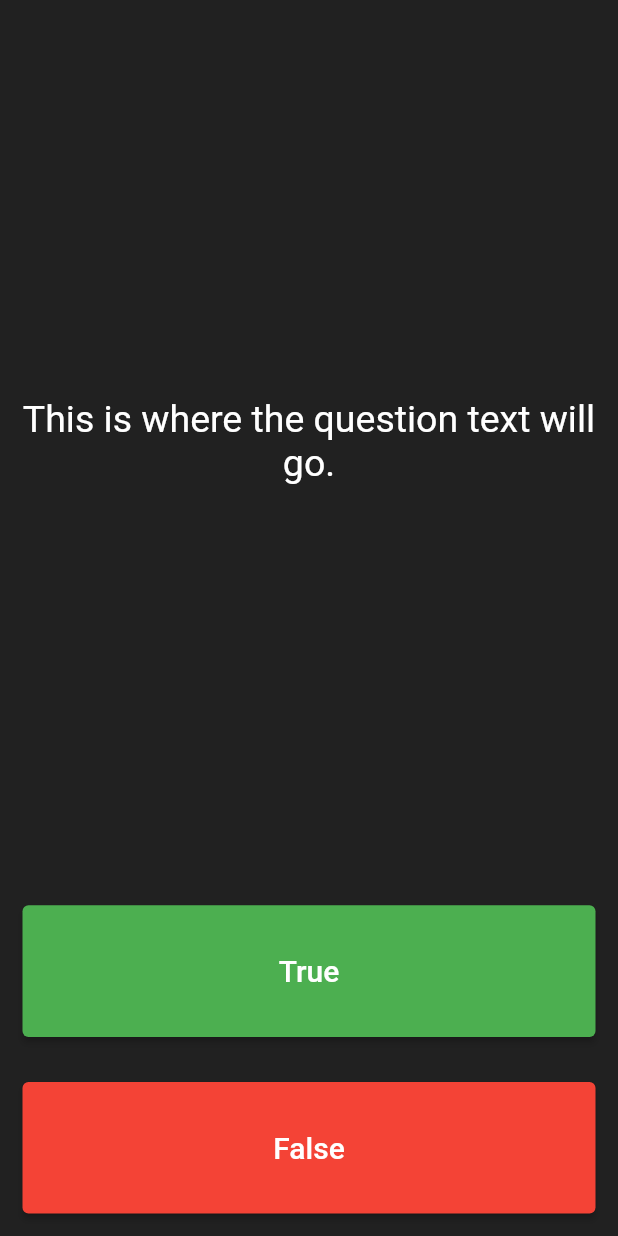
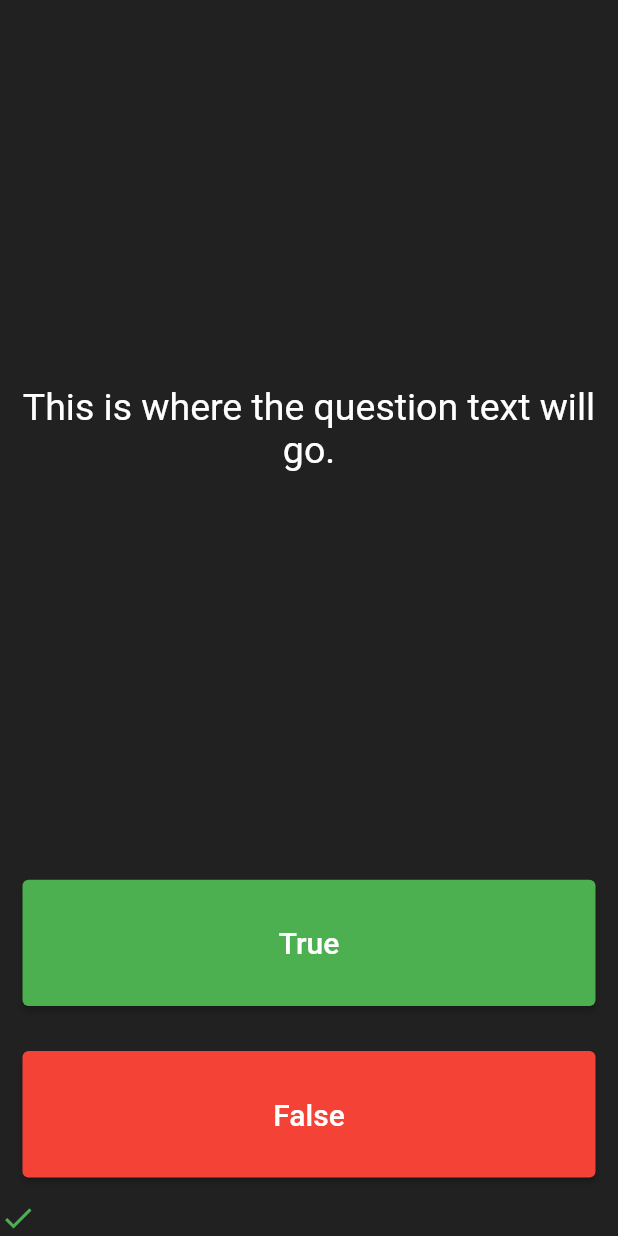
Before and after one commit to narmuni123/quiz_app_quizzler, a Flutter app: the screen it shows after launch, after a tap on "True", on a phone screen of 412 x 824 dp. Run offline on Flutter 3.47's test engine with Material 2 defaults, Android fonts, the phone set to English and light mode, and no system bars.

Commit message:
added list of widgets

```diff
--- a/lib/screens/quiz_screen.dart
+++ b/lib/screens/quiz_screen.dart
@@ -8,6 +8,9 @@ class QuizScreen extends StatefulWidget {
 }
 
 class _QuizScreenState extends State<QuizScreen> {
+
+  List<Widget> scoreKeeper = [];
+
   @override
   Widget build(BuildContext context) {
     return Scaffold(
@@ -17,67 +20,64 @@ class _QuizScreenState extends State<QuizScreen> {
           mainAxisAlignment: MainAxisAlignment.spaceBetween,
           crossAxisAlignment: CrossAxisAlignment.stretch,
           children: <Widget>[
-            const Expanded(
+            questionTile(question: "This is where the question text will go."),
+            buttonWidget(buttonColor: Colors.green, buttonText: "True", callback: (){
+              setState(() {
+                scoreKeeper.add(const Icon(Icons.check, color: Colors.green,));
+              });
+            }),
+            buttonWidget(buttonColor: Colors.red, buttonText: "False", callback: (){
+              setState(() {
+                scoreKeeper.add(const Icon(Icons.close, color: Colors.red,));
+              });
+            }),
+
+            Row(
+              children: scoreKeeper,
+            ),
+
+          ],
+        ),
+      ),
+    );
+  }
+
+  Widget questionTile({required String question}){
+    return Expanded(
       flex: 5,
       child: Padding(
-                padding: EdgeInsets.all(10.0),
+        padding: const EdgeInsets.all(10.0),
         child: Center(
           child: Text(
-                    'This is where the question text will go.',
+            question,
             textAlign: TextAlign.center,
-                    style: TextStyle(
+            style: const TextStyle(
               fontSize: 25.0,
               color: Colors.white,
             ),
           ),
         ),
       ),
-            ),
-            Expanded(
+    );
+  }
+
+  Widget buttonWidget({required Color buttonColor, required String buttonText, required VoidCallback callback}){
+    return Expanded(
       child: Padding(
         padding: const EdgeInsets.all(15.0),
         child: ElevatedButton(
           style: ButtonStyle(
             backgroundColor: MaterialStateProperty.all(
-                      Colors.green,
+              buttonColor,
             ),),
-                  child: const Text(
-                    'True',
-                    style: TextStyle(
+          child:  Text(
+            buttonText,
+            style: const TextStyle(
               color: Colors.white,
               fontSize: 20.0,
             ),
           ),
-                  onPressed: () {
-                    //The user picked true.
-                  },
-                ),
-              ),
-            ),
-            Expanded(
-              child: Padding(
-                padding: const EdgeInsets.all(15.0),
-                child: ElevatedButton(
-                  style: ButtonStyle(
-                    backgroundColor: MaterialStateProperty.all(
-                      Colors.red,
-                    ),
-                  ),
-                  child: const Text(
-                    'False',
-                    style: TextStyle(
-                      fontSize: 20.0,
-                      color: Colors.white,
-                    ),
-                  ),
-                  onPressed: () {
-                    //The user picked false.
-                  },
-                ),
-              ),
-            ),
-            //TODO: Add a Row here as your score keeper
-          ],
+          onPressed: callback,
         ),
       ),
     );
```
Lines whose indentation alone changed are shown as unchanged.
